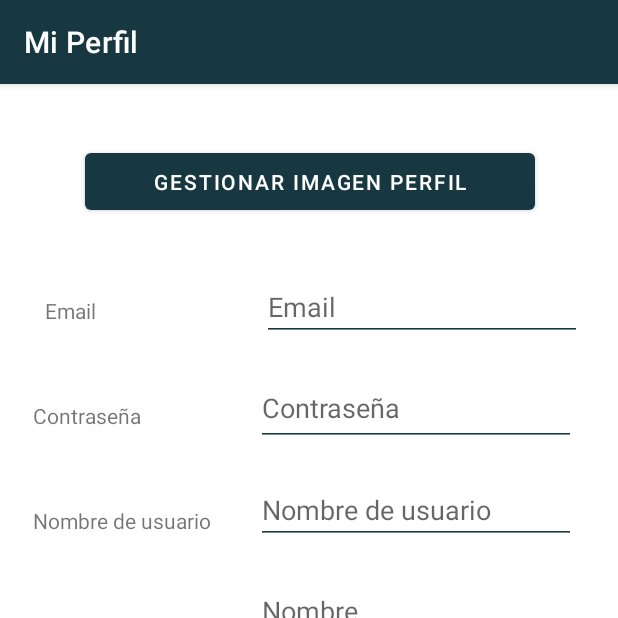
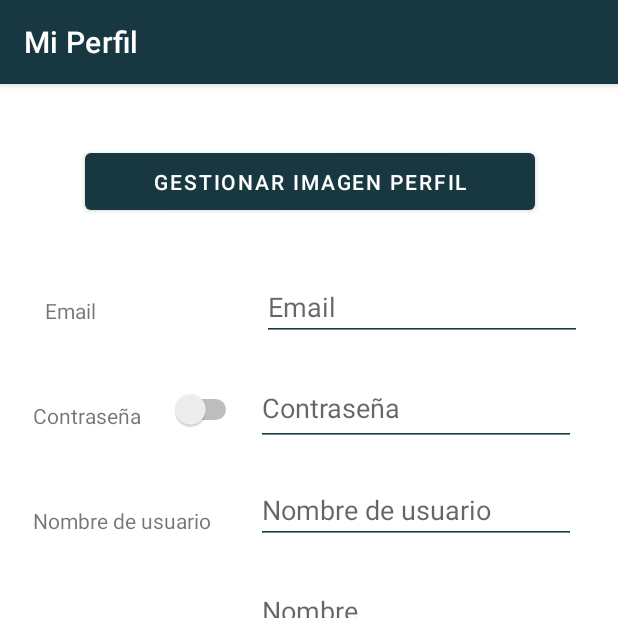
Before and after one commit to JoseAntonioNavas/AndroidAp, an Android app: the ProfileActivity screen opened directly, with no data from a screen before it, after a tap on "ACTUALIZAR", on a phone screen of 412 x 824 dp, the top half of it. Run offline under Robolectric (Android 15) with nearby library versions, the light colour scheme and no system bars; network calls fail; 17 statements that could not run were skipped.

Commit message:
14 febrero 11:32

```diff
--- a/app/src/main/java/controller/ProfileActivity.java
+++ b/app/src/main/java/controller/ProfileActivity.java
@@ -2,16 +2,23 @@ package controller;
 
 import androidx.appcompat.app.AppCompatActivity;
 
+import android.app.ProgressDialog;
 import android.content.Context;
 import android.content.Intent;
 import android.os.AsyncTask;
 import android.os.Bundle;
+import android.text.InputType;
+import android.text.method.HideReturnsTransformationMethod;
+import android.text.method.PasswordTransformationMethod;
 import android.view.ActionMode;
 import android.view.Menu;
 import android.widget.Button;
+import android.widget.CompoundButton;
 import android.widget.EditText;
+import android.widget.Switch;
 import android.widget.Toast;
 
+import com.google.gson.Gson;
 import com.nono.concesionariocoches.R;
 
 import org.json.JSONException;
@@ -21,6 +28,8 @@ import java.util.ArrayList;
 import java.util.List;
 
 import logic.PeticionHTTP;
+import logic.ProfileLogic;
+import logic.ResponseLogic;
 import logic.VariablesGlobales;
 import model.Roles;
 import model.Usuario;
@@ -29,7 +38,7 @@ import model.detallesUsuario;
 public class ProfileActivity extends AppCompatActivity {
 
 
-    Context context;
+    private static Context context;
     private static EditText txtEmailProfile;
     private static EditText txtPasswordProfile;
     private static EditText txtNickProfile;
@@ -39,6 +48,8 @@ public class ProfileActivity extends AppCompatActivity {
     private static Button btnActualizarProfile;
     private static Button btnBorrarProfile;
     private static Button btnVerFotoPerfil;
+    private static detallesUsuario dUsuario;
+    private static Switch switchVerPassword;
 
     @Override
     protected void onCreate(Bundle savedInstanceState) {
@@ -58,14 +69,38 @@ public class ProfileActivity extends AppCompatActivity {
         btnActualizarProfile = findViewById(R.id.btnActualizarProfile);
         btnBorrarProfile = findViewById(R.id.btnBorrarProfile);
         btnVerFotoPerfil = findViewById(R.id.btnVerFotoPerfil);
+        switchVerPassword = findViewById(R.id.switchVerPassword);
 
         // get datos perfil
         getDetalleUsuario(logic.MainLogic.leerPreferenciasUsuario(context));
 
         // Btn Actualizar
         btnActualizarProfile.setOnClickListener(v -> {
-            logic.ProfileLogic.getFieldsProfile(txtEmailProfile,txtPasswordProfile,txtNickProfile,txtNombreProfile,txtApellido1Profile,txtApellido2Profile);
+            List<Object> lstObject = logic.ProfileLogic.getFieldsProfile(txtEmailProfile,txtPasswordProfile,txtNickProfile,txtNombreProfile,txtApellido1Profile,txtApellido2Profile,context);
+
+            Usuario usuario = (Usuario) lstObject.get(0);
+            dUsuario = (detallesUsuario) lstObject.get(1);
+
+            updateDetallesUsuarioByIdUser(usuario.getPasswd(),dUsuario);
+
+
         });
+
+
+
+        // SWITHC
+
+        switchVerPassword.setOnCheckedChangeListener(new CompoundButton.OnCheckedChangeListener() {
+            public void onCheckedChanged(CompoundButton buttonView, boolean isChecked) {
+                if(isChecked){
+                    txtPasswordProfile.setTransformationMethod(HideReturnsTransformationMethod.getInstance());
+                }else{
+                    txtPasswordProfile.setTransformationMethod(PasswordTransformationMethod.getInstance());
+                }
+            }
+        });
+
+
 
         //Btn Borrar
 
@@ -100,14 +135,15 @@ public class ProfileActivity extends AppCompatActivity {
 
         @Override
         protected String doInBackground(String... params) {
+
             String result= null;
 
             try {
                 result =  PeticionHTTP.peticionHTTPGET(params);
+
             } catch (IOException e) {
                 e.printStackTrace();
             }
-
             return result;
         }
 
@@ -130,6 +166,7 @@ public class ProfileActivity extends AppCompatActivity {
                txtApellido2Profile.setText(du.getApellido_2());
 
 
+
             } catch (JSONException e) {
                 e.printStackTrace();
             }
@@ -139,4 +176,56 @@ public class ProfileActivity extends AppCompatActivity {
 
 
     }
+
+
+    // UPDATE PASSWORD
+    public static void updateDetallesUsuarioByIdUser(String password, detallesUsuario du){
+        Gson g = new Gson();
+        String str = g.toJson(du);
+        new updateDetallesUsuarioByIdUser_AsyncTask().execute(VariablesGlobales.url + "/api/detalles-usuario/updateByIdUser/"+password,str);
+    }
+    private static class updateDetallesUsuarioByIdUser_AsyncTask extends AsyncTask<String, Void, String> {
+
+
+        @Override
+        protected void onPreExecute() {
+            super.onPreExecute();
+            // CARGANDO...
+
+        }
+
+        @Override
+        protected String doInBackground(String... params) {
+            String result= null;
+
+            try {
+                result =  PeticionHTTP.peticionHTTP(params,"POST");
+            } catch (IOException e) {
+                e.printStackTrace();
+            }
+
+            return result;
+        }
+
+        @Override
+        public void onPostExecute(String result){
+
+            try {
+                List<ResponseLogic> response = ResponseLogic.JsonToErrores(result);
+                if(response.get(0).getMsg().equals("OK")){
+
+                    Toast.makeText(ProfileActivity.context, R.string.updateProfileSuccessful, Toast.LENGTH_LONG).show();
+                }else{
+
+                    Toast.makeText(ProfileActivity.context, result, Toast.LENGTH_LONG).show();
+                }
+
+            } catch (JSONException e) {
+                Toast.makeText(ProfileActivity.context, R.string.catchError, Toast.LENGTH_LONG).show();
+            }
+
+        }
+
+
+    }
 }
--- a/app/src/main/java/logic/ProfileLogic.java
+++ b/app/src/main/java/logic/ProfileLogic.java
@@ -1,16 +1,33 @@
 package logic;
 
+import android.content.Context;
 import android.widget.EditText;
+
+import java.util.ArrayList;
+import java.util.List;
+
+import model.Usuario;
+import model.detallesUsuario;
 
 public class ProfileLogic {
 
 
-    public static void getFieldsProfile(EditText txtEmailProfile, EditText txtPasswordProfile, EditText txtNickProfile, EditText txtNombreProfile, EditText txtApellido1Profile, EditText txtApellido2Profile) {
+    public static List<Object> getFieldsProfile(EditText txtEmailProfile, EditText txtPasswordProfile, EditText txtNickProfile, EditText txtNombreProfile, EditText txtApellido1Profile, EditText txtApellido2Profile, Context context) {
 
             String email = String.valueOf(txtEmailProfile.getText());
             String passwd = String.valueOf(txtPasswordProfile.getText());
             String nick = String.valueOf(txtNickProfile.getText());
+            String nombre = String.valueOf(txtNombreProfile.getText());
+            String apellido1 = String.valueOf(txtApellido1Profile.getText());
+            String apellido2 = String.valueOf(txtApellido2Profile.getText());
 
+            int id_user = Integer.parseInt(logic.MainLogic.leerPreferenciasUsuario(context));
+
+            List<Object> lstObject = new ArrayList<Object>();
+            lstObject.add(new Usuario(id_user,email,passwd));
+            lstObject.add(new detallesUsuario(id_user,nick,1,nombre,apellido1,apellido2));
+
+            return lstObject;
 
     }
 }
--- a/app/src/main/java/logic/VehiculoLogic.java
+++ b/app/src/main/java/logic/VehiculoLogic.java
@@ -50,8 +50,9 @@ public class VehiculoLogic {
         String nombre_color = jsonO.getJSONObject("color").getString("nombre_color");
         String rgbcolor = jsonO.getJSONObject("color").getString("rgbcolor");
 
+        String fileData = jsonO.getString("fileData");
 
-        return new Vehiculo(id_vehiculo,new Marca(id_marca,nombre_marca),new Modelo(id_modelo,nombre_modelo,potencia,precio),matricula,new Color(id_color,nombre_color,rgbcolor));
+        return new Vehiculo(id_vehiculo,new Marca(id_marca,nombre_marca),new Modelo(id_modelo,nombre_modelo,potencia,precio),matricula,new Color(id_color,nombre_color,rgbcolor),fileData);
 
     }
 
--- a/app/src/main/res/layout/activity_catalogo_vehiculos.xml
+++ b/app/src/main/res/layout/activity_catalogo_vehiculos.xml
@@ -4,6 +4,7 @@
     xmlns:tools="http://schemas.android.com/tools"
     android:layout_width="match_parent"
     android:layout_height="match_parent"
+    android:background="@color/ColorPrincipal"
     tools:context="controller.CatalogoVehiculosActivity">
 
     <androidx.recyclerview.widget.RecyclerView
--- a/app/src/main/res/layout/activity_profile.xml
+++ b/app/src/main/res/layout/activity_profile.xml
@@ -191,4 +191,15 @@
         app:layout_constraintStart_toStartOf="parent"
         app:layout_constraintTop_toTopOf="parent" />
 
+    <Switch
+        android:id="@+id/switchVerPassword"
+        android:layout_width="46dp"
+        android:layout_height="24dp"
+        android:layout_marginTop="32dp"
+        android:text="Switch"
+        app:layout_constraintEnd_toStartOf="@+id/txtPasswordProfile"
+        app:layout_constraintHorizontal_bias="0.705"
+        app:layout_constraintStart_toEndOf="@+id/txtPasswordName"
+        app:layout_constraintTop_toBottomOf="@+id/txtEmailProfile" />
+
 </androidx.constraintlayout.widget.ConstraintLayout>
--- a/app/src/main/res/values/strings.xml
+++ b/app/src/main/res/values/strings.xml
@@ -41,4 +41,7 @@
     <string name="title_activity_cesta">cestaActivity</string>
 
     <string name="titleCesta">Carrito</string>
+    <string name="cestaVacia">No hay ningun elemento en la cesta</string>
+    <string name="btnBorrardeCesta">Eliminar de Cesta</string>
+    <string name="updateProfileSuccessful">Perfil actualizado correctamente</string>
 </resources>
```
Also changed, not shown: app/src/main/java/controller/AdaptadorCoche.java (+145 -3 lines), app/src/main/java/controller/CatalogoVehiculosActivity.java (+14 -5 lines), app/src/main/java/controller/cestaActivity.java (+24 -11 lines), app/src/main/java/model/Vehiculo.java (+16 -2 lines), app/src/main/res/layout/activity_cesta_activity.xml (+24 -2 lines), app/src/main/res/layout/elementcoche.xml (+7 -7 lines).
